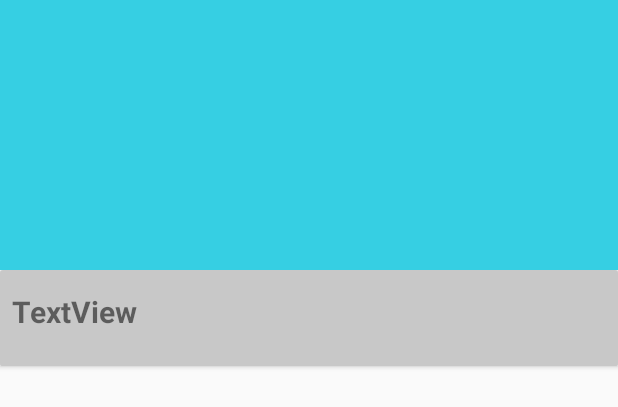
After one commit to harshkhare93/e-Locker-project-work, an Android app: the layout activity_document_desc.xml on its own in the app's theme, with its tools: preview values and no code run, on a phone screen of 412 x 824 dp. The commit adds this screen. Shown: the top 407 px of the screen. Run offline under Robolectric (Android 15) with nearby library versions, the phone set to English and light mode, and no system bars.

Commit message:
Document shows on next activity
Document shows on next activity

```diff
--- a/app/build.gradle
+++ b/app/build.gradle
@@ -25,6 +25,7 @@ dependencies {
         exclude group: 'com.android.support', module: 'support-annotations'
     })
 
+    //   compile 'com.google.firebase.storage.StorageReference:10.0.1'
 
     compile 'com.android.support:appcompat-v7:25.3.0'
     compile 'com.android.support:design:25.3.0'
@@ -45,6 +46,7 @@ dependencies {
     compile 'com.android.support:cardview-v7:25.3.0'
     compile 'com.github.BlackBoxVision:material-calendar-view:v1.5.2'
     compile 'com.android.support.constraint:constraint-layout:1.0.2'
+    compile 'com.firebaseui:firebase-ui-storage:0.6.0'
     testCompile 'junit:junit:4.12'
 }
 
@@ -59,4 +61,6 @@ dependencies {
 
 
 
+
+
 apply plugin: 'com.google.gms.google-services'
--- a/app/src/main/java/harshkhare/e_locker/LoginMainActivity.java
+++ b/app/src/main/java/harshkhare/e_locker/LoginMainActivity.java
@@ -4,11 +4,13 @@ package harshkhare.e_locker;
 import android.content.Intent;
 import android.support.annotation.NonNull;
 import android.support.design.widget.Snackbar;
+import android.support.transition.Visibility;
 import android.support.v7.app.AppCompatActivity;
 import android.os.Bundle;
 import android.util.Log;
 import android.view.View;
 import android.widget.Button;
+import android.widget.ProgressBar;
 import android.widget.Toast;
 
 import com.facebook.AccessToken;
@@ -43,6 +45,7 @@ public class LoginMainActivity extends AppCompatActivity implements View.OnClick
     private GoogleApiClient mGoogleApiClient;
     private LoginButton loginButton;
     private CallbackManager mCallbackManager;
+    private ProgressBar pbgoogle;
 
 
     @Override
@@ -83,6 +86,8 @@ public class LoginMainActivity extends AppCompatActivity implements View.OnClick
             }
         };
         //final line
+        pbgoogle = (ProgressBar) findViewById(R.id.pbgoogle);
+        pbgoogle.setVisibility(View.GONE);
         goolgeLoginButton.setOnClickListener(this);
 
 
@@ -144,6 +149,7 @@ public class LoginMainActivity extends AppCompatActivity implements View.OnClick
 
     @Override
     public void onClick(View v) {
+        pbgoogle.setVisibility(View.VISIBLE);
         switch (v.getId()) {
             case R.id.googlelogin:
                 signIn();
--- /dev/null
+++ b/app/src/main/res/layout/activity_document_desc.xml
@@ -0,0 +1,37 @@
+<?xml version="1.0" encoding="utf-8"?>
+<android.support.design.widget.CoordinatorLayout xmlns:android="http://schemas.android.com/apk/res/android"
+    xmlns:app="http://schemas.android.com/apk/res-auto"
+    xmlns:tools="http://schemas.android.com/tools"
+    android:layout_width="match_parent"
+    android:layout_height="match_parent"
+    android:fitsSystemWindows="true"
+    tools:context="harshkhare.e_locker.Document_desc">
+
+    <android.support.design.widget.AppBarLayout
+        android:id="@+id/app_bar"
+        android:layout_width="match_parent"
+        android:layout_height="@dimen/app_bar_height"
+        android:fitsSystemWindows="true"
+        android:theme="@style/AppTheme.AppBarOverlay">
+
+        <android.support.design.widget.CollapsingToolbarLayout
+            android:id="@+id/toolbar_layout"
+            android:layout_width="match_parent"
+            android:layout_height="match_parent"
+            android:fitsSystemWindows="true"
+            app:contentScrim="?attr/colorPrimary"
+            app:layout_scrollFlags="scroll|exitUntilCollapsed">
+
+            <android.support.v7.widget.Toolbar
+                android:id="@+id/toolbar"
+                android:layout_width="match_parent"
+                android:layout_height="?attr/actionBarSize"
+                app:layout_collapseMode="pin"
+                app:popupTheme="@style/AppTheme.PopupOverlay" />
+
+        </android.support.design.widget.CollapsingToolbarLayout>
+    </android.support.design.widget.AppBarLayout>
+
+    <include layout="@layout/content_document_desc" />
+
+</android.support.design.widget.CoordinatorLayout>
--- /dev/null
+++ b/app/src/main/res/layout/content_document_desc.xml
@@ -0,0 +1,31 @@
+<?xml version="1.0" encoding="utf-8"?>
+<android.support.v4.widget.NestedScrollView xmlns:android="http://schemas.android.com/apk/res/android"
+    xmlns:app="http://schemas.android.com/apk/res-auto"
+    xmlns:tools="http://schemas.android.com/tools"
+    android:layout_width="match_parent"
+    android:layout_height="match_parent"
+    app:layout_behavior="@string/appbar_scrolling_view_behavior"
+    tools:context="harshkhare.e_locker.Document_desc"
+    tools:showIn="@layout/activity_document_desc">
+
+    <android.support.v7.widget.CardView
+        android:layout_width="match_parent"
+        android:layout_height="wrap_content" >
+
+        <RelativeLayout
+            android:layout_width="match_parent"
+            android:layout_height="wrap_content"
+            android:background="@color/cardview_shadow_start_color">
+
+            <TextView
+                android:id="@+id/textView3"
+                android:layout_width="match_parent"
+                android:layout_height="50dp"
+                android:text="TextView"
+                android:layout_marginTop="@dimen/_11sdp"
+                android:layout_marginLeft="@dimen/_6sdp"
+                android:textSize="20sp"
+                android:textStyle="bold" />
+        </RelativeLayout>
+    </android.support.v7.widget.CardView>
+</android.support.v4.widget.NestedScrollView>
--- a/app/src/main/res/layout/content_home.xml
+++ b/app/src/main/res/layout/content_home.xml
@@ -42,7 +42,7 @@
         android:layout_marginBottom="29dp"
         android:layout_marginEnd="42dp"
         android:clickable="true"
-        app:backgroundTint="@color/colorPrimary"
+        app:backgroundTint="#c80a1d"
         app:fabSize="normal"
         app:srcCompat="@drawable/ic_menu_camera"
         tools:layout_editor_absoluteX="326dp"
--- a/app/src/main/res/menu/activity_home_drawer.xml
+++ b/app/src/main/res/menu/activity_home_drawer.xml
@@ -8,13 +8,9 @@
             android:icon="@drawable/ic_menu_camera"
             android:title="Scan Documents" />
         <item
-            android:id="@+id/nav_download"
-            android:icon="@drawable/ic_cloud_download_black_24dp"
-            android:title="Download Documents" />
-        <item
             android:id="@+id/nav_profile"
             android:icon="@drawable/ic_account_circle_black_24dp"
-            android:title="Profile" />
+            android:title="My Profile" />
     </group>
 
     <item
--- a/app/src/main/res/values/strings.xml
+++ b/app/src/main/res/values/strings.xml
@@ -48,6 +48,7 @@
     <string name="new_message_notification_placeholder_text_template">Document : Please check your Document Expiry date
     </string>
     <string name="action_open">open</string>
+    <string name="title_activity_document_desc">Document Description</string>
 
 
 </resources>
```
Also changed, not shown: app/src/main/AndroidManifest.xml (+6 -2 lines), app/src/main/java/harshkhare/e_locker/DocumentAdapter.java (+11 -5 lines), app/src/main/java/harshkhare/e_locker/DocumentHolder.java (+6 -1 lines), app/src/main/java/harshkhare/e_locker/Document_desc.java (added, +30 -0 lines), app/src/main/java/harshkhare/e_locker/GetProfileInformationActivity.java (+6 -1 lines), app/src/main/java/harshkhare/e_locker/HomeActivity.java (+5 -5 lines), app/src/main/res/layout/activity_get_profile_information.xml (+10 -0 lines), app/src/main/res/layout/activity_login_main.xml (+10 -0 lines), app/src/main/res/layout/content_favorites.xml (deleted, +0 -20 lines), app/src/main/res/layout/user_document_detail.xml (+18 -9 lines), app/src/main/res/menu/menu_document_desc.xml (added, +10 -0 lines).
